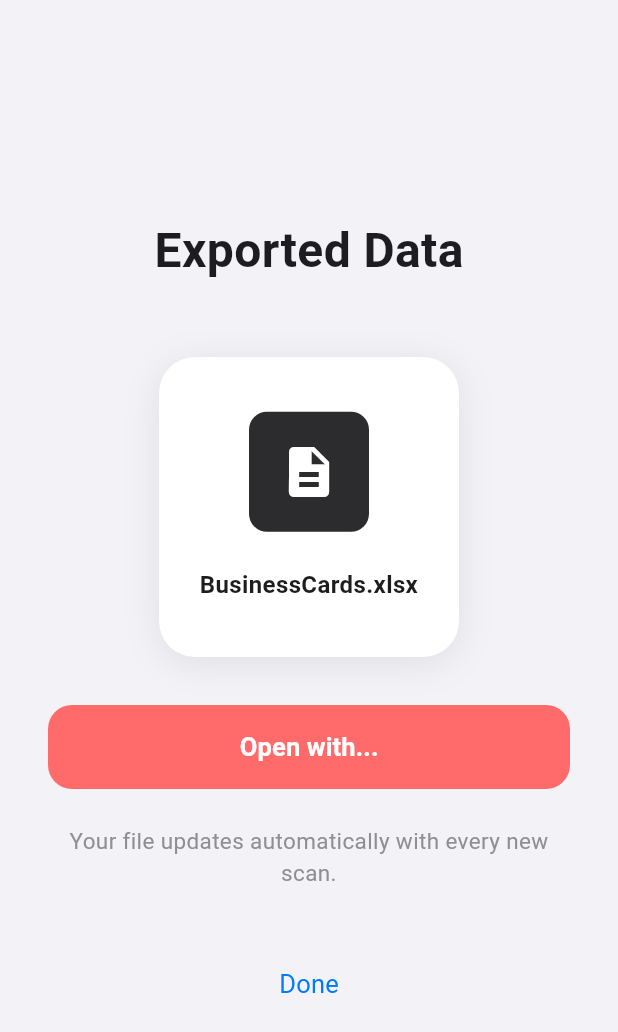
After one commit to RaoAhmadRaza/Card2Sheet, a Flutter app: the SuccessScreen screen opened directly, after a tap on "Open with...", on a phone screen of 412 x 824 dp. The commit adds this screen. Shown: the top 1032 px of the screen. Run offline on Flutter 3.47's test engine with Material 3 defaults, Android fonts, the phone set to English and light mode, and no system bars; our stand-ins replace camera, cloud_firestore, csv, file_picker, firebase_core, flutter_dotenv and 7 more; missing offline and left inert: excel, google_mlkit_text_recognition; accounts and stored records are empty; network calls fail.

Commit message:
success screen added

```diff
--- a/lib/src/screens/structured_result_screen.dart
+++ b/lib/src/screens/structured_result_screen.dart
@@ -9,6 +9,7 @@ import 'package:excel/excel.dart' as xlsx;
 // import 'package:share_plus/share_plus.dart';
 import 'package:file_picker/file_picker.dart';
 import 'package:shared_preferences/shared_preferences.dart';
+import 'success_screen.dart';
 
 class StructuredResultScreen extends StatefulWidget {
   final Map<String, dynamic> structuredData;
@@ -233,11 +234,14 @@ class _StructuredResultScreenState extends State<StructuredResultScreen> {
       } else {
         await _appendToExcel(file, sheetName: 'Sheet1');
       }
-
-      ScaffoldMessenger.of(context).showSnackBar(
-        const SnackBar(
-          content: Text('Row appended to spreadsheet'),
-          backgroundColor: Colors.green,
+      if (!mounted) return;
+      // Navigate to success screen after successful append
+      Navigator.of(context).push(
+        MaterialPageRoute(
+          builder: (_) => SuccessScreen(
+            filePath: path,
+            type: type,
+          ),
         ),
       );
     } catch (e) {
--- /dev/null
+++ b/lib/src/screens/success_screen.dart
@@ -0,0 +1,197 @@
+import 'package:flutter/material.dart';
+import 'package:flutter/services.dart';
+import 'package:open_filex/open_filex.dart';
+
+class SuccessScreen extends StatefulWidget {
+  final String? filePath;
+  final String? type; // 'csv' | 'xlsx'
+
+  const SuccessScreen({super.key, this.filePath, this.type});
+
+  @override
+  State<SuccessScreen> createState() => _SuccessScreenState();
+}
+
+class _SuccessScreenState extends State<SuccessScreen> {
+  @override
+  void initState() {
+    super.initState();
+    // Subtle success haptic
+    HapticFeedback.heavyImpact();
+  }
+
+  @override
+  Widget build(BuildContext context) {
+    final fileName = widget.filePath?.split('/').last ??
+        (widget.type == 'csv' ? 'BusinessCards.csv' : 'BusinessCards.xlsx');
+
+    return Scaffold(
+      backgroundColor: const Color(0xFFF2F2F7), // systemGroupedBackground
+      body: SafeArea(
+        child: Center(
+          child: Padding(
+            padding: const EdgeInsets.symmetric(horizontal: 32),
+            child: ConstrainedBox(
+              constraints: const BoxConstraints(maxWidth: 400),
+              child: Column(
+                mainAxisAlignment: MainAxisAlignment.center,
+                crossAxisAlignment: CrossAxisAlignment.center,
+                children: [
+                  // Title
+                  const Text(
+                    'Exported Data',
+                    style: TextStyle(
+                      fontFamily: '.SF Pro Text',
+                      fontSize: 32,
+                      fontWeight: FontWeight.w700,
+                      color: Color(0xFF1D1D1F),
+                    ),
+                  ),
+                  const SizedBox(height: 48),
+
+                  // File card
+                  Container(
+                    width: 200,
+                    height: 200,
+                    decoration: BoxDecoration(
+                      color: Colors.white,
+                      borderRadius: BorderRadius.circular(24),
+                      boxShadow: [
+                        BoxShadow(
+                          color: Colors.black.withValues(alpha: 0.08),
+                          blurRadius: 20,
+                          offset: const Offset(0, 4),
+                          spreadRadius: 0,
+                        ),
+                      ],
+                    ),
+                    child: Column(
+                      mainAxisAlignment: MainAxisAlignment.center,
+                      children: [
+                        // Document icon
+                        Container(
+                          width: 80,
+                          height: 80,
+                          decoration: BoxDecoration(
+                            color: const Color(0xFF2C2C2E),
+                            borderRadius: BorderRadius.circular(12),
+                          ),
+                          child: const Icon(
+                            Icons.description,
+                            color: Colors.white,
+                            size: 40,
+                          ),
+                        ),
+                        const SizedBox(height: 24),
+                        // Filename
+                        Padding(
+                          padding: const EdgeInsets.symmetric(horizontal: 16),
+                          child: Text(
+                            fileName,
+                            textAlign: TextAlign.center,
+                            style: const TextStyle(
+                              fontFamily: '.SF Pro Text',
+                              fontSize: 16,
+                              fontWeight: FontWeight.w600,
+                              color: Color(0xFF1D1D1F),
+                            ),
+                            maxLines: 2,
+                            overflow: TextOverflow.ellipsis,
+                          ),
+                        ),
+                      ],
+                    ),
+                  ),
+                  const SizedBox(height: 32),
+
+                  // Open with button
+                  SizedBox(
+                    height: 56,
+                    width: double.infinity,
+                    child: ElevatedButton(
+                      onPressed: () async {
+                        // Open the file with system default app
+                        if (widget.filePath != null) {
+                          HapticFeedback.lightImpact();
+                          try {
+                            final result = await OpenFilex.open(widget.filePath!);
+                            if (result.type != ResultType.done) {
+                              // If opening fails, show a message
+                              if (context.mounted) {
+                                ScaffoldMessenger.of(context).showSnackBar(
+                                  SnackBar(
+                                    content: Text('Unable to open file: ${result.message}'),
+                                    backgroundColor: Colors.orange,
+                                  ),
+                                );
+                              }
+                            }
+                          } catch (e) {
+                            if (context.mounted) {
+                              ScaffoldMessenger.of(context).showSnackBar(
+                                SnackBar(
+                                  content: Text('Error opening file: $e'),
+                                  backgroundColor: Colors.red,
+                                ),
+                              );
+                            }
+                          }
+                        } else {
+                          HapticFeedback.lightImpact();
+                        }
+                      },
+                      style: ElevatedButton.styleFrom(
+                        backgroundColor: const Color(0xFFFF6B6B), // Coral/salmon color
+                        foregroundColor: Colors.white,
+                        elevation: 0,
+                        shape: RoundedRectangleBorder(
+                          borderRadius: BorderRadius.circular(16),
+                        ),
+                      ),
+                      child: const Text(
+                        'Open with...',
+                        style: TextStyle(
+                          fontFamily: '.SF Pro Text',
+                          fontSize: 17,
+                          fontWeight: FontWeight.w600,
+                        ),
+                      ),
+                    ),
+                  ),
+                  const SizedBox(height: 24),
+
+                  // Description text
+                  const Text(
+                    'Your file updates automatically with every new scan.',
+                    textAlign: TextAlign.center,
+                    style: TextStyle(
+                      fontFamily: '.SF Pro Text',
+                      fontSize: 15,
+                      fontWeight: FontWeight.w400,
+                      color: Color(0xFF8E8E93),
+                    ),
+                  ),
+                  const SizedBox(height: 40),
+
+                  // Done button (subtle)
+                  TextButton(
+                    onPressed: () => Navigator.of(context).pop(),
+                    child: const Text(
+                      'Done',
+                      style: TextStyle(
+                        fontFamily: '.SF Pro Text',
+                        fontSize: 17,
+                        fontWeight: FontWeight.w400,
+                        color: Color(0xFF007AFF), // iOS blue
+                      ),
+                    ),
+                  ),
+                ],
+              ),
+            ),
+          ),
+        ),
+      ),
+    );
+  }
+}
```
